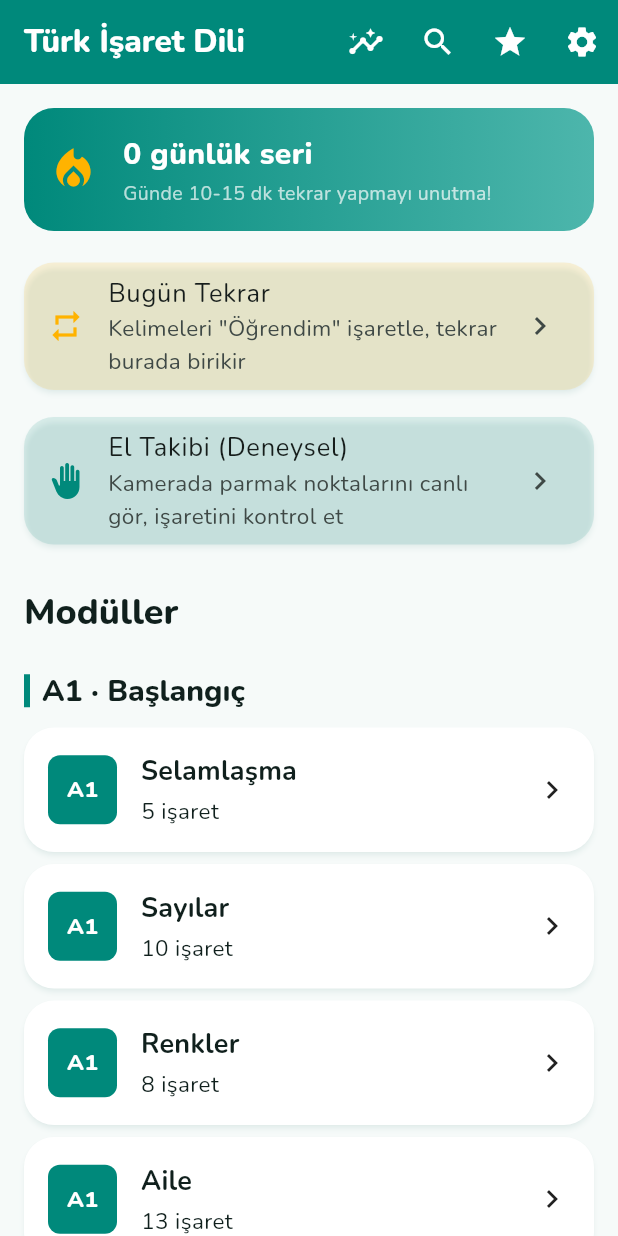
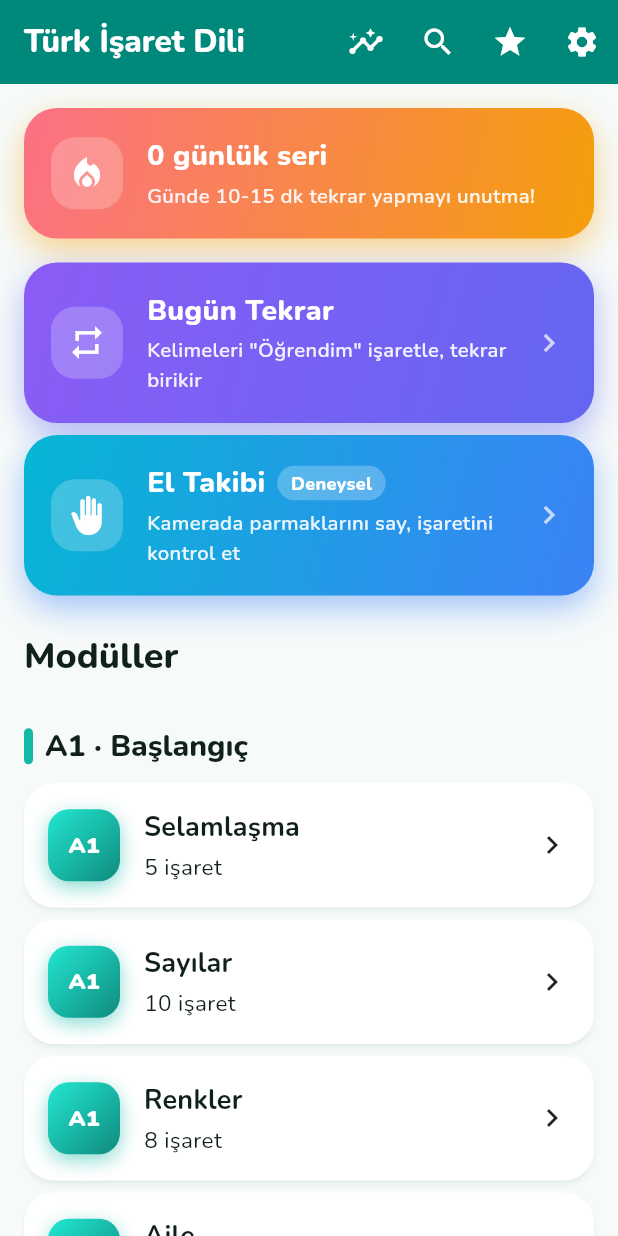
Before and after one commit to turabyagmurlu/tid_app, a Flutter app: the screen it shows after launch, after a tap on "Atla", on a phone screen of 412 x 824 dp. Run offline on Flutter 3.47's test engine with Material 3 defaults, Android fonts, the phone set to English and light mode, and no system bars; our stand-ins replace camera, cloud_firestore, equatable, firebase_core, flutter_bloc, google_fonts and 2 more; missing offline and left inert: dart:html, dart:ui_web; accounts and stored records are empty.

Commit message:
feat(tasarim): caf cafli - seviye renk-kodlama, gradyan+glow hero kartlar (seri/tekrar/el takibi), renkli seviye rozetleri

```diff
--- a/lib/core/constants/app_colors.dart
+++ b/lib/core/constants/app_colors.dart
@@ -36,4 +36,42 @@ class AppColors {
   // Mimik / overlay geri bildirim kutuları (yüksek görünürlük)
   static const Color handBox = Color(0xFF00E5FF);
   static const Color faceBox = Color(0xFFFFEA00);
+
+  // Seviye renk-kodlama (canlı, ilerleyen palet)
+  static const Color levelA1 = Color(0xFF14B8A6); // teal
+  static const Color levelA2 = Color(0xFF3B82F6); // mavi
+  static const Color levelB1 = Color(0xFF8B5CF6); // mor
+  static const Color levelB2 = Color(0xFFF59E0B); // turuncu
+  static const Color levelC1 = Color(0xFFEC4899); // pembe
+  static const Color levelC2 = Color(0xFFEF4444); // kırmızı
+
+  /// Seviyeye göre ana renk.
+  static Color forLevel(String level) {
+    switch (level) {
+      case 'A1':
+        return levelA1;
+      case 'A2':
+        return levelA2;
+      case 'B1':
+        return levelB1;
+      case 'B2':
+        return levelB2;
+      case 'C1':
+        return levelC1;
+      case 'C2':
+        return levelC2;
+      default:
+        return primary;
+    }
+  }
+
+  /// Bir rengin biraz açık/koyu tonuyla 2 renkli gradyan (glow için).
+  static List<Color> gradientFor(Color c) {
+    final hsl = HSLColor.fromColor(c);
+    final lighter =
+        hsl.withLightness((hsl.lightness + 0.12).clamp(0.0, 1.0)).toColor();
+    final darker =
+        hsl.withLightness((hsl.lightness - 0.10).clamp(0.0, 1.0)).toColor();
+    return [lighter, darker];
+  }
 }
--- a/lib/presentation/screens/home_screen.dart
+++ b/lib/presentation/screens/home_screen.dart
@@ -8,6 +8,7 @@ import '../../data/models/lesson_model.dart';
 import '../blocs/lesson/lesson_cubit.dart';
 import '../blocs/progress/progress_cubit.dart';
 import '../blocs/srs/srs_cubit.dart';
+import '../widgets/gradient_hero_card.dart';
 import '../widgets/lesson_card.dart';
 import '../widgets/streak_banner.dart';
 import '../blocs/settings/settings_cubit.dart';
@@ -119,18 +120,17 @@ class _LessonList extends StatelessWidget {
         const SizedBox(height: AppDimensions.md),
         _ReviewTodayEntry(lessons: lessons),
         const SizedBox(height: AppDimensions.sm),
-        Card(
-          color: AppColors.primary.withOpacity(0.12),
-          child: ListTile(
-            leading: const Icon(Icons.back_hand, color: AppColors.primary),
-            title: const Text('El Takibi (Deneysel)'),
-            subtitle: const Text(
-                'Kamerada parmak noktalarını canlı gör, işaretini kontrol et'),
-            trailing: const Icon(Icons.chevron_right),
+        GradientHeroCard(
+          icon: Icons.back_hand,
+          title: 'El Takibi',
+          subtitle: 'Kamerada parmaklarını say, işaretini kontrol et',
+          colors: const [Color(0xFF06B6D4), Color(0xFF3B82F6)],
+          badge: _pill('Deneysel'),
+          trailing:
+              const Icon(Icons.chevron_right, color: Colors.white70),
           onTap: () => Navigator.of(context).push(MaterialPageRoute(
             builder: (_) => const HandTrackingScreen(),
           )),
-          ),
         ),
         const SizedBox(height: AppDimensions.lg),
         Text(AppStrings.modulesTitle,
@@ -139,12 +139,19 @@ class _LessonList extends StatelessWidget {
         for (final module in modules) ...[
           Padding(
             padding: const EdgeInsets.only(
-              top: AppDimensions.md,
+              top: AppDimensions.lg,
               bottom: AppDimensions.sm,
             ),
             child: Row(
               children: [
-                Container(width: 4, height: 22, color: AppColors.primary),
+                Container(
+                  width: 6,
+                  height: 24,
+                  decoration: BoxDecoration(
+                    color: AppColors.forLevel(byModule[module]!.first.level),
+                    borderRadius: BorderRadius.circular(3),
+                  ),
+                ),
                 const SizedBox(width: AppDimensions.sm),
                 Expanded(
                   child: Text(module,
@@ -200,23 +207,36 @@ class _ReviewTodayEntryState extends State<_ReviewTodayEntry> {
     return BlocBuilder<SrsCubit, SrsState>(
       builder: (context, s) {
         final due = s.dueWords.length;
-        return Card(
-          color: AppColors.accent.withOpacity(0.14),
-          child: ListTile(
-            leading: const Icon(Icons.repeat, color: AppColors.accent),
-            title: const Text('Bugün Tekrar'),
-            subtitle: Text(due > 0
+        return GradientHeroCard(
+          icon: Icons.repeat,
+          title: 'Bugün Tekrar',
+          subtitle: due > 0
               ? '$due kelime tekrar için hazır'
-                : 'Kelimeleri "Öğrendim" işaretle, tekrar burada birikir'),
-            trailing: const Icon(Icons.chevron_right),
+              : 'Kelimeleri "Öğrendim" işaretle, tekrar birikir',
+          colors: const [Color(0xFF8B5CF6), Color(0xFF6366F1)],
+          badge: due > 0 ? _pill('$due') : null,
+          trailing: const Icon(Icons.chevron_right, color: Colors.white70),
           onTap: () => Navigator.of(context).push(MaterialPageRoute(
             builder: (_) => const ReviewTodayScreen(),
           )),
-          ),
         );
       },
     );
   }
+}
+
+/// Küçük yuvarlak etiket (rozet).
+Widget _pill(String text) {
+  return Container(
+    padding: const EdgeInsets.symmetric(horizontal: 9, vertical: 3),
+    decoration: BoxDecoration(
+      color: Colors.white.withOpacity(0.25),
+      borderRadius: BorderRadius.circular(30),
+    ),
+    child: Text(text,
+        style: const TextStyle(
+            color: Colors.white, fontSize: 12, fontWeight: FontWeight.w800)),
+  );
 }
 
 class _ErrorView extends StatelessWidget {
--- /dev/null
+++ b/lib/presentation/widgets/gradient_hero_card.dart
@@ -0,0 +1,111 @@
+import 'package:flutter/material.dart';
+
+import '../../core/constants/app_dimensions.dart';
+import 'pressable.dart';
+
+/// Canlı gradyanlı, parıltılı (glow) hero kart. Ana ekrandaki öne çıkan
+/// aksiyonlar için (seri, tekrar, el takibi vb.).
+class GradientHeroCard extends StatelessWidget {
+  final IconData icon;
+  final String title;
+  final String subtitle;
+  final List<Color> colors;
+  final Widget? trailing;
+  final VoidCallback? onTap;
+  final Widget? badge;
+
+  const GradientHeroCard({
+    super.key,
+    required this.icon,
+    required this.title,
+    required this.subtitle,
+    required this.colors,
+    this.trailing,
+    this.onTap,
+    this.badge,
+  });
+
+  @override
+  Widget build(BuildContext context) {
+    final card = Container(
+      width: double.infinity,
+      padding: const EdgeInsets.all(18),
+      decoration: BoxDecoration(
+        gradient: LinearGradient(
+          colors: colors,
+          begin: Alignment.topLeft,
+          end: Alignment.bottomRight,
+        ),
+        borderRadius: BorderRadius.circular(22),
+        boxShadow: [
+          BoxShadow(
+            color: colors.last.withOpacity(0.45),
+            blurRadius: 18,
+            offset: const Offset(0, 8),
+          ),
+        ],
+      ),
+      child: Row(
+        children: [
+          Container(
+            width: 48,
+            height: 48,
+            decoration: BoxDecoration(
+              color: Colors.white.withOpacity(0.22),
+              borderRadius: BorderRadius.circular(16),
+            ),
+            child: Icon(icon, color: Colors.white, size: 26),
+          ),
+          const SizedBox(width: AppDimensions.md),
+          Expanded(
+            child: Column(
+              crossAxisAlignment: CrossAxisAlignment.start,
+              children: [
+                Row(
+                  children: [
+                    Flexible(
+                      child: Text(
+                        title,
+                        style: const TextStyle(
+                          color: Colors.white,
+                          fontSize: 19,
+                          fontWeight: FontWeight.w800,
+                        ),
+                      ),
+                    ),
+                    if (badge != null) ...[
+                      const SizedBox(width: 8),
+                      badge!,
+                    ],
+                  ],
+                ),
+                const SizedBox(height: 3),
+                Text(
+                  subtitle,
+                  style: TextStyle(
+                    color: Colors.white.withOpacity(0.9),
+                    fontSize: 13.5,
+                    fontWeight: FontWeight.w600,
+                  ),
+                ),
+              ],
+            ),
+          ),
+          if (trailing != null) trailing!,
+        ],
+      ),
+    );
+
+    if (onTap == null) return card;
+    return Pressable(
+      child: Material(
+        color: Colors.transparent,
+        child: InkWell(
+          borderRadius: BorderRadius.circular(22),
+          onTap: onTap,
+          child: card,
+        ),
+      ),
+    );
+  }
+}
--- a/lib/presentation/widgets/lesson_card.dart
+++ b/lib/presentation/widgets/lesson_card.dart
@@ -32,22 +32,37 @@ class LessonCard extends StatelessWidget {
           padding: const EdgeInsets.all(AppDimensions.md),
           child: Row(
             children: [
-              Container(
-                width: 46,
-                height: 46,
+              Builder(builder: (context) {
+                final lc = AppColors.forLevel(lesson.level);
+                return Container(
+                  width: 48,
+                  height: 48,
                   decoration: BoxDecoration(
-                  color: AppColors.primary,
-                  borderRadius: BorderRadius.circular(AppDimensions.radiusSm),
+                    gradient: LinearGradient(
+                      colors: AppColors.gradientFor(lc),
+                      begin: Alignment.topLeft,
+                      end: Alignment.bottomRight,
+                    ),
+                    borderRadius: BorderRadius.circular(14),
+                    boxShadow: [
+                      BoxShadow(
+                        color: lc.withOpacity(0.5),
+                        blurRadius: 10,
+                        offset: const Offset(0, 4),
+                      ),
+                    ],
                   ),
                   alignment: Alignment.center,
                   child: Text(
                     lesson.level,
                     style: const TextStyle(
                       color: Colors.white,
-                    fontWeight: FontWeight.w800,
+                      fontWeight: FontWeight.w900,
+                      fontSize: 15,
                     ),
                   ),
-              ),
+                );
+              }),
               const SizedBox(width: AppDimensions.md),
               Expanded(
                 child: Column(
--- a/lib/presentation/widgets/streak_banner.dart
+++ b/lib/presentation/widgets/streak_banner.dart
@@ -1,54 +1,24 @@
 import 'package:flutter/material.dart';
 
-import '../../core/constants/app_colors.dart';
-import '../../core/constants/app_dimensions.dart';
 import '../../core/constants/app_strings.dart';
+import 'gradient_hero_card.dart';
 
-/// Günlük seri (streak) ve günlük hedef hatırlatması — Bölüm 4 (Gamification).
+/// Günlük seri (streak) — sıcak, parıltılı gradyan hero kart.
 class StreakBanner extends StatelessWidget {
   final int streak;
   const StreakBanner({super.key, required this.streak});
 
   @override
   Widget build(BuildContext context) {
-    return Container(
-      width: double.infinity,
-      padding: const EdgeInsets.all(AppDimensions.md),
-      decoration: BoxDecoration(
-        gradient: const LinearGradient(
-          colors: [AppColors.primary, AppColors.primaryLight],
-          begin: Alignment.centerLeft,
-          end: Alignment.centerRight,
-        ),
-        borderRadius: BorderRadius.circular(AppDimensions.radiusLg),
-      ),
-      child: Row(
-        children: [
-          const Icon(Icons.local_fire_department,
-              color: AppColors.accent, size: 34),
-          const SizedBox(width: AppDimensions.md),
-          Expanded(
-            child: Column(
-              crossAxisAlignment: CrossAxisAlignment.start,
-              children: [
-                Text(
-                  '$streak günlük seri',
-                  style: const TextStyle(
-                    color: Colors.white,
-                    fontSize: 20,
-                    fontWeight: FontWeight.w800,
-                  ),
-                ),
-                const SizedBox(height: 2),
-                const Text(
-                  AppStrings.dailyGoal,
-                  style: TextStyle(color: Colors.white70, fontSize: 13),
-                ),
-              ],
-            ),
-          ),
-        ],
-      ),
+    return GradientHeroCard(
+      icon: Icons.local_fire_department,
+      title: '$streak günlük seri',
+      subtitle: AppStrings.dailyGoal,
+      colors: const [Color(0xFFFB7185), Color(0xFFF59E0B)],
+      trailing: streak > 0
+          ? Text('🔥' * (streak.clamp(1, 5)),
+              style: const TextStyle(fontSize: 18))
+          : null,
     );
   }
 }
```
Lines whose indentation alone changed are shown as unchanged.
